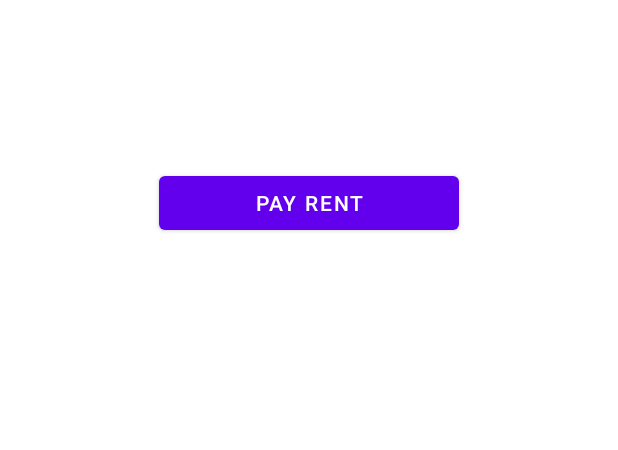
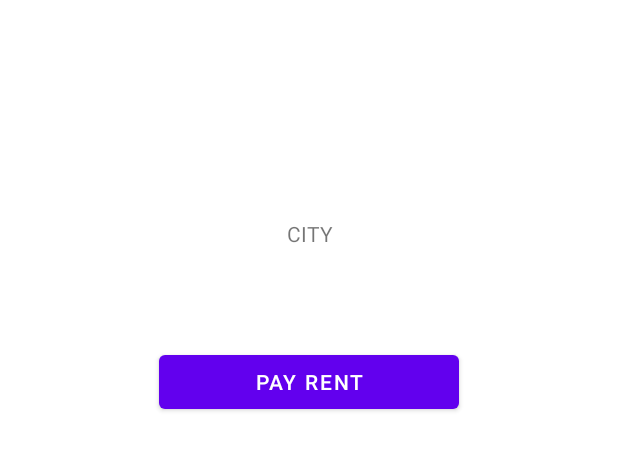
Before and after one commit to tarun42/Deshantan_AR-Business, an Android app: the layout owned_dialog_box.xml on its own in the app's theme, with its tools: preview values and no code run, on a phone screen of 412 x 824 dp. Shown: the top 450 px of the screen. Run offline under Robolectric (Android 15) with nearby library versions, the phone set to English and light mode, and no system bars.

Commit message:
basic architecture

```diff
--- a/app/src/main/res/layout/owned_dialog_box.xml
+++ b/app/src/main/res/layout/owned_dialog_box.xml
@@ -4,24 +4,28 @@
     android:layout_height="match_parent"
     android:orientation="vertical">
 
-    <RelativeLayout
-        android:layout_width="match_parent"
-        android:layout_height="80dp"
-        >
-<!--    //ADD IMAGE HERE-->
-        <TextView
-    android:layout_width="match_parent"
-    android:layout_height="match_parent"
-    android:padding="50dp"
-    android:id="@+id/place"
-    ></TextView>
-    </RelativeLayout>
+        <LinearLayout
+            android:layout_width="match_parent"
+            android:layout_height="80dp"
+            >
+            <!--    //ADD IMAGE HERE-->
+        </LinearLayout>
+
     <LinearLayout
         android:layout_width="match_parent"
         android:layout_height="wrap_content"
         android:orientation="vertical"
         android:padding="16dp">
 
+        <TextView
+            android:layout_width="match_parent"
+            android:layout_height="match_parent"
+            android:padding="50dp"
+            android:layout_gravity="center"
+            android:textAlignment="center"
+            android:id="@+id/place"
+            android:text="CITY"
+            ></TextView>
         <Button
             android:id="@+id/payrent"
             android:layout_width="200dp"
```
Also changed, not shown: app/src/main/java/com/manet/deshatan/constants.java (+18 -0 lines), app/src/main/java/com/manet/deshatan/gameAcitivity/GameActivity.java (+53 -6 lines), app/src/main/res/layout/not_owned_dialog_box.xml (+12 -10 lines).
